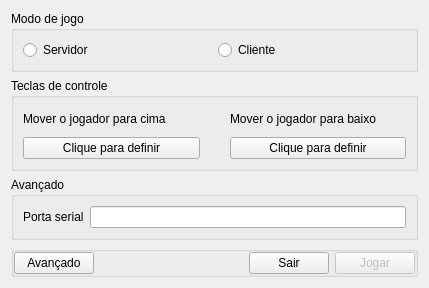
Above: src/gameoptions.ui from eduardoweiland/serial-pong before the change. Below: the same form after it.
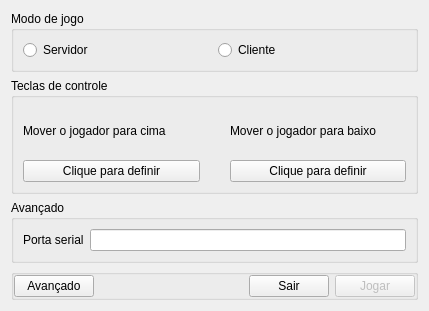
That is the form after the change. Icons and pictures are not drawn.

```diff
--- a/src/gameoptions.ui
+++ b/src/gameoptions.ui
@@ -10,7 +10,7 @@
     <x>0</x>
     <y>0</y>
     <width>429</width>
-    <height>288</height>
+    <height>311</height>
    </rect>
   </property>
   <property name="windowTitle">
@@ -113,6 +113,9 @@
        <verstretch>0</verstretch>
       </sizepolicy>
      </property>
+     <property name="flat">
+      <bool>true</bool>
+     </property>
      <layout class="QHBoxLayout" name="horizontalLayout_2">
       <property name="margin">
        <number>0</number>
```
